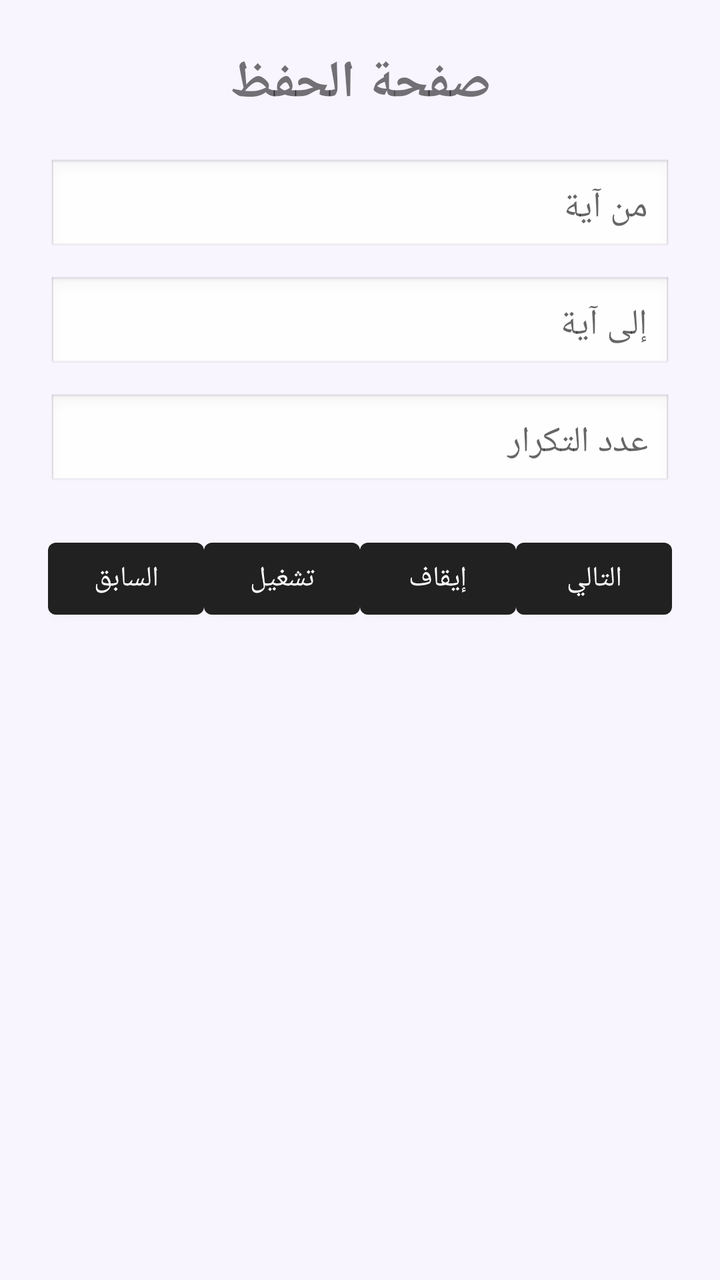
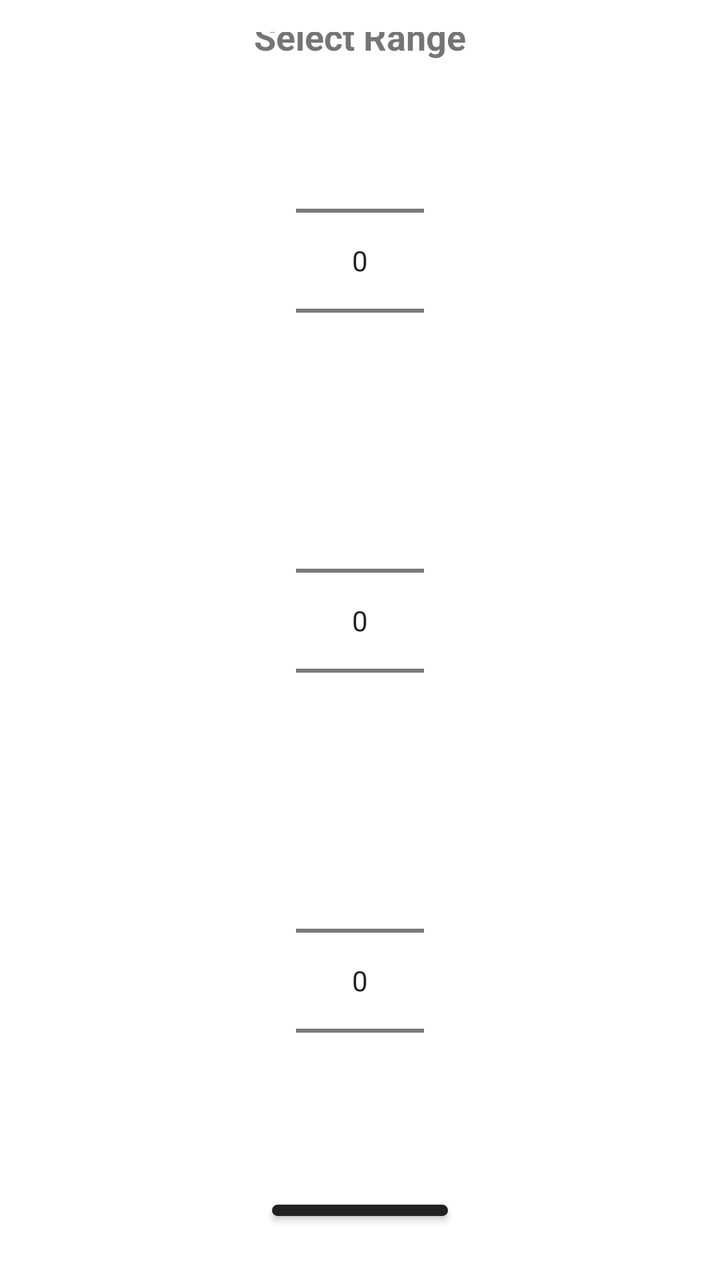

The first picture is an Android layout as it rendered before a commit; the second is the same layout after the commit. The layout source and the unified diff follow.
<!-- AndroidManifest.xml: application theme Theme.QuranMemorizationApp -->
<!-- res/layout/activity_second.xml -->
<?xml version="1.0" encoding="utf-8"?>
<LinearLayout
    xmlns:android="http://schemas.android.com/apk/res/android"
    android:layout_width="match_parent"
    android:layout_height="match_parent"
    android:orientation="vertical"
    android:padding="24dp"
    android:background="#F9F5FF">

    
    <TextView
        android:layout_width="match_parent"
        android:layout_height="wrap_content"
        android:text="صفحة الحفظ"
        android:textSize="26sp"
        android:textStyle="bold"
        android:gravity="center"
        android:layout_marginBottom="20dp"/>

    
    <EditText
        android:id="@+id/etFrom"
        android:layout_width="match_parent"
        android:layout_height="wrap_content"
        android:hint="من آية"
        android:inputType="number"
        android:padding="12dp"
        android:background="@android:drawable/edit_text"
        android:layout_marginBottom="10dp"/>

    
    <EditText
        android:id="@+id/etTo"
        android:layout_width="match_parent"
        android:layout_height="wrap_content"
        android:hint="إلى آية"
        android:inputType="number"
        android:padding="12dp"
        android:background="@android:drawable/edit_text"
        android:layout_marginBottom="10dp"/>

    
    <EditText
        android:id="@+id/etRepeat"
        android:layout_width="match_parent"
        android:layout_height="wrap_content"
        android:hint="عدد التكرار"
        android:inputType="number"
        android:padding="12dp"
        android:background="@android:drawable/edit_text"
        android:layout_marginBottom="20dp"/>

    
    <LinearLayout
        android:layout_width="match_parent"
        android:layout_height="wrap_content"
        android:orientation="horizontal"
        android:gravity="center">

        <Button
            android:id="@+id/btnPrevious"
            android:layout_width="0dp"
            android:layout_weight="1"
            android:layout_height="wrap_content"
            android:text="السابق"/>

        <Button
            android:id="@+id/btnPlay"
            android:layout_width="0dp"
            android:layout_weight="1"
            android:layout_height="wrap_content"
            android:text="تشغيل"/>

        <Button
            android:id="@+id/btnPause"
            android:layout_width="0dp"
            android:layout_weight="1"
            android:layout_height="wrap_content"
            android:text="إيقاف"/>

        <Button
            android:id="@+id/btnNext"
            android:layout_width="0dp"
            android:layout_weight="1"
            android:layout_height="wrap_content"
            android:text="التالي"/>

    </LinearLayout>

</LinearLayout>
<!-- resources referenced by this layout -->
<resources>
  <style name="Theme.QuranMemorizationApp" parent="Base.Theme.QuranMemorizationApp" />
  <style name="Base.Theme.QuranMemorizationApp" parent="Theme.MaterialComponents.DayNight.DarkActionBar">
      </style>
</resources>

<!-- the commit's change to res/layout/activity_second.xml (unified diff, before → after) -->
@@ -1,90 +1,54 @@
 <?xml version="1.0" encoding="utf-8"?>
 <LinearLayout
     xmlns:android="http://schemas.android.com/apk/res/android"
+    android:orientation="vertical"
+    android:padding="16dp"
+    android:gravity="center"
     android:layout_width="match_parent"
-    android:layout_height="match_parent"
-    android:orientation="vertical"
-    android:padding="24dp"
-    android:background="#F9F5FF">
+    android:layout_height="match_parent">
 
-    
     <TextView
-        android:layout_width="match_parent"
-        android:layout_height="wrap_content"
-        android:text="صفحة الحفظ"
-        android:textSize="26sp"
+        android:text="Select Range"
+        android:textSize="18sp"
+        android:layout_marginBottom="10dp"
         android:textStyle="bold"
-        android:gravity="center"
-        android:layout_marginBottom="20dp"/>
+        android:layout_width="wrap_content"
+        android:layout_height="wrap_content"/>
 
-    
-    <EditText
-        android:id="@+id/etFrom"
-        android:layout_width="match_parent"
-        android:layout_height="wrap_content"
-        android:hint="من آية"
-        android:inputType="number"
-        android:padding="12dp"
-        android:background="@android:drawable/edit_text"
-        android:layout_marginBottom="10dp"/>
+    <NumberPicker
+        android:id="@+id/npFrom"
+        android:layout_width="wrap_content"
+        android:layout_height="wrap_content"/>
 
-    
-    <EditText
-        android:id="@+id/etTo"
-        android:layout_width="match_parent"
-        android:layout_height="wrap_content"
-        android:hint="إلى آية"
-        android:inputType="number"
-        android:padding="12dp"
-        android:background="@android:drawable/edit_text"
-        android:layout_marginBottom="10dp"/>
+    <NumberPicker
+        android:id="@+id/npTo"
+        android:layout_width="wrap_content"
+        android:layout_height="wrap_content"/>
 
-    
-    <EditText
-        android:id="@+id/etRepeat"
-        android:layout_width="match_parent"
-        android:layout_height="wrap_content"
-        android:hint="عدد التكرار"
-        android:inputType="number"
-        android:padding="12dp"
-        android:background="@android:drawable/edit_text"
-        android:layout_marginBottom="20dp"/>
+    <NumberPicker
+        android:id="@+id/npRepeat"
+        android:layout_width="wrap_content"
+        android:layout_height="wrap_content"/>
 
-    
-    <LinearLayout
-        android:layout_width="match_parent"
-        android:layout_height="wrap_content"
-        android:orientation="horizontal"
-        android:gravity="center">
+    <Button
+        android:id="@+id/btnStartRepeat"
+        android:text="Start"
+        android:layout_marginTop="16dp"
+        android:layout_width="wrap_content"
+        android:layout_height="wrap_content"/>
 
-        <Button
-            android:id="@+id/btnPrevious"
-            android:layout_width="0dp"
-            android:layout_weight="1"
-            android:layout_height="wrap_content"
-            android:text="السابق"/>
+    <Button
+        android:id="@+id/btnStop"
+        android:text="Stop"
+        android:layout_width="wrap_content"
+        android:layout_height="wrap_content"/>
 
-        <Button
-            android:id="@+id/btnPlay"
-            android:layout_width="0dp"
-            android:layout_weight="1"
-            android:layout_height="wrap_content"
-            android:text="تشغيل"/>
-
-        <Button
-            android:id="@+id/btnPause"
-            android:layout_width="0dp"
-            android:layout_weight="1"
-            android:layout_height="wrap_content"
-            android:text="إيقاف"/>
-
-        <Button
-            android:id="@+id/btnNext"
-            android:layout_width="0dp"
-            android:layout_weight="1"
-            android:layout_height="wrap_content"
-            android:text="التالي"/>
-
-    </LinearLayout>
+    <TextView
+        android:id="@+id/tvResult"
+        android:text="Result"
+        android:textSize="18sp"
+        android:layout_marginTop="20dp"
+        android:layout_width="wrap_content"
+        android:layout_height="wrap_content"/>
 
 </LinearLayout>
